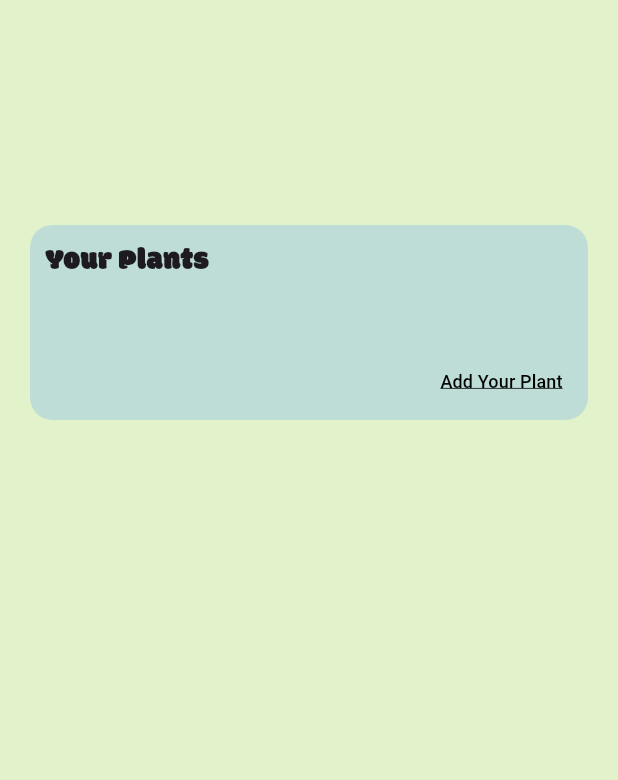
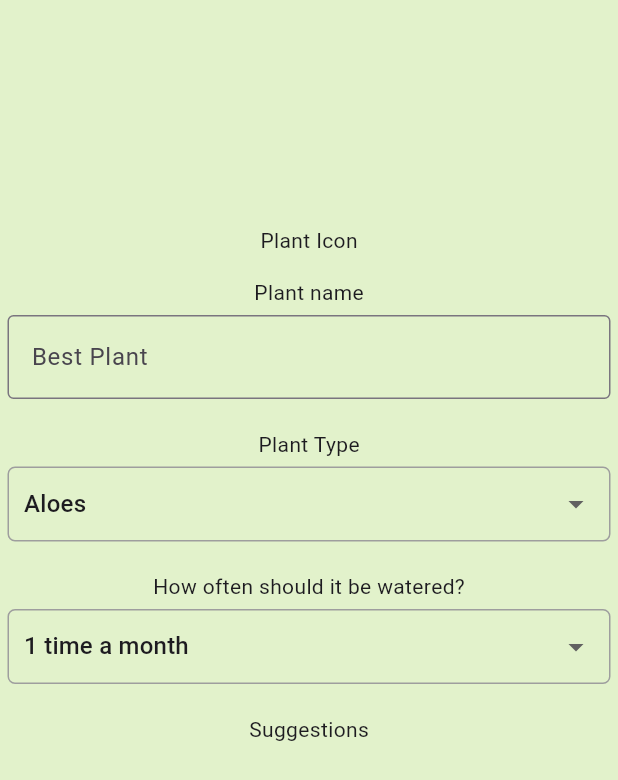
Before and after one commit to majatopolewska/Water-Your-Plants, a Flutter app: the InHomePage screen opened directly, after a tap on "Add Your Plant", on a phone screen of 412 x 824 dp. Shown: the top 780 px of the screen. Run offline on Flutter 3.47's test engine with Material 3 defaults, Android fonts, the light colour scheme and no system bars.

Commit message:
add plant in progress

```diff
--- /dev/null
+++ b/lib/add_plant.dart
@@ -0,0 +1,113 @@
+import 'package:flutter/material.dart';
+import 'water_freq.dart';
+
+class AddPlantPage extends StatefulWidget {
+  const AddPlantPage({super.key});
+
+  @override
+  State<AddPlantPage> createState() => _AddPlantPageState();
+}
+
+String selectedValue = 'Aloes';
+WaterFreq wateringFrequencies = WaterFreq.onceAMonth;
+
+class _AddPlantPageState extends State<AddPlantPage> {
+  @override
+  Widget build(BuildContext context) {
+    return Scaffold(
+      backgroundColor: const Color.fromARGB(255, 226, 242, 203),
+      body: Center(
+        child: Column(
+          children:[
+            SizedBox(height: 150),
+            Column(
+              children: [
+                Text("Plant Icon"),
+                const SizedBox(height: 15),
+
+                Text("Plant name"),
+                Padding(
+                  padding: const EdgeInsets.all(5),
+                  child: TextField(
+                    decoration: InputDecoration(
+                      hintText: "Best Plant",
+                      border: OutlineInputBorder(),
+                    ),
+                  ),
+                ),
+                SizedBox(height: 15),
+
+                Text("Plant Type"),
+                Padding(
+                  padding: const EdgeInsets.all(5),
+                  child: Container(
+                    padding: const EdgeInsets.symmetric(horizontal: 10),
+                    decoration: BoxDecoration(
+                      border: Border.all(color: Colors.grey),
+                      borderRadius: BorderRadius.circular(5),
+                    ),
+                    child: DropdownButtonHideUnderline(
+                      child: DropdownButton(
+                        value: selectedValue,
+                        isExpanded: true,
+                        onChanged: (String? newValue){
+                          setState(() {
+                            selectedValue = newValue!;
+                          });
+                        },
+                        items: <String>['Aloes', 'Cactus']
+                          .map<DropdownMenuItem<String>>((String value) {
+                              return DropdownMenuItem<String>(
+                                value: value,
+                                child: Text(value),
+                              );
+                        }).toList(),
+
+                      ),
+                    ),
+                  ),
+                ),
+                const SizedBox(height: 15),
+
+                Text("How often should it be watered?"),
+                Padding(
+                  padding: EdgeInsets.all(5),
+                  child: Container(
+                    padding: const EdgeInsets.symmetric(horizontal: 10),
+                    decoration: BoxDecoration(
+                      border: Border.all(color: Colors.grey),
+                      borderRadius: BorderRadius.circular(5),
+                    ),
+                    child: DropdownButtonHideUnderline(
+                      child: DropdownButton<WaterFreq>(
+                        value: wateringFrequencies,
+                        isExpanded: true,
+                        onChanged: (WaterFreq? newValue){
+                          setState(() {
+                            wateringFrequencies = newValue!;
+                          });
+                        },
+
+                        items: WaterFreq.values.map<DropdownMenuItem<WaterFreq>>((WaterFreq value) {
+                          return DropdownMenuItem<WaterFreq>(
+                            value: value,
+                            child: Text(value.label), // using your extension
+                          );
+                        }).toList()
+
+                      ),
+                    ),
+                  )
+                ),
+                const SizedBox(height: 15),
+
+                Text("Suggestions"),
+
+              ],
+            ),
+          ]
+        )
+      )
+    );
+  }
+}
--- a/lib/in_home_page.dart
+++ b/lib/in_home_page.dart
@@ -1,4 +1,5 @@
 import 'package:flutter/material.dart';
+import 'add_plant.dart';
 
 class InHomePage extends StatefulWidget {
   const InHomePage({super.key});
@@ -38,7 +39,11 @@ class _InHomePageState extends State<InHomePage> {
                   bottom: 2,
                   right: 5,
                   child: TextButton(
-                    onPressed: () {},
+                    onPressed: () {
+                      Navigator.push(context,
+                      MaterialPageRoute(builder: (context) => const AddPlantPage()),
+                      );
+                    },
                     style: TextButton.styleFrom(
                       foregroundColor: Colors.black,
                     ),
--- /dev/null
+++ b/lib/water_freq.dart
@@ -0,0 +1,33 @@
+enum WaterFreq {
+  onceAMonth,
+  twiceAMonth,
+  onceAWeek,
+  twiceAWeek,
+  threeTimesAWeek,
+  fourTimesAWeek,
+  fiveTimesAWeek,
+  everyDay,
+}
+
+extension WaterFreqExtension on WaterFreq {
+  String get label {
+    switch (this) {
+      case WaterFreq.onceAMonth:
+        return '1 time a month';
+      case WaterFreq.twiceAMonth:
+        return '2 times a month';
+      case WaterFreq.onceAWeek:
+        return '1 time a week';
+      case WaterFreq.twiceAWeek:
+        return '2 times a week';
+      case WaterFreq.threeTimesAWeek:
+        return '3 times a week';
+      case WaterFreq.fourTimesAWeek:
+        return '4 times a week';
+      case WaterFreq.fiveTimesAWeek:
+        return '5 times a week';
+      case WaterFreq.everyDay:
+        return 'Every day';
+    }
+  }
+}
```
